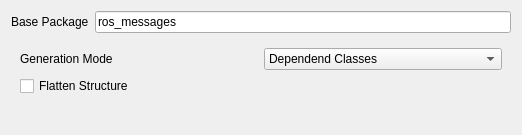
Qt form plugins/pytide_generator/resources/gui/settingsWidget.ui (ebosseck/RosbridgeMessageGenerator) before a commit.
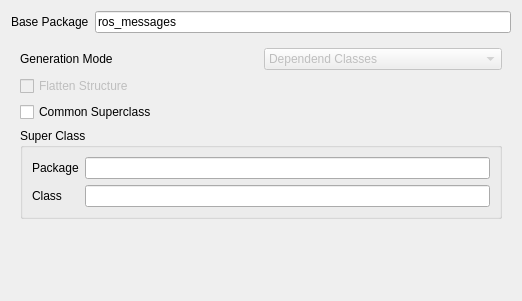
The same form after that commit.

Diff of the .ui file:
```diff
--- a/plugins/pytide_generator/resources/gui/settingsWidget.ui
+++ b/plugins/pytide_generator/resources/gui/settingsWidget.ui
@@ -7,7 +7,7 @@
     <x>0</x>
     <y>0</y>
     <width>522</width>
-    <height>135</height>
+    <height>301</height>
    </rect>
   </property>
   <property name="windowTitle">
@@ -24,7 +24,7 @@
    <item row="1" column="0" colspan="2">
     <widget class="QWidget" name="widget" native="true">
      <layout class="QGridLayout" name="gridLayout_2">
-      <item row="2" column="0">
+      <item row="4" column="0">
        <spacer name="verticalSpacer">
         <property name="orientation">
          <enum>Qt::Vertical</enum>
@@ -37,6 +37,23 @@
         </property>
        </spacer>
       </item>
+      <item row="0" column="1">
+       <widget class="QComboBox" name="generation_mode_combo">
+        <property name="enabled">
+         <bool>false</bool>
+        </property>
+        <item>
+         <property name="text">
+          <string>Dependend Classes</string>
+         </property>
+        </item>
+        <item>
+         <property name="text">
+          <string>Monolithic</string>
+         </property>
+        </item>
+       </widget>
+      </item>
       <item row="0" column="0">
        <widget class="QLabel" name="label_2">
         <property name="text">
@@ -46,23 +63,48 @@
       </item>
       <item row="1" column="0">
        <widget class="QCheckBox" name="flatten_structure_check">
+        <property name="enabled">
+         <bool>false</bool>
+        </property>
         <property name="text">
          <string>Flatten Structure</string>
         </property>
        </widget>
       </item>
-      <item row="0" column="1">
-       <widget class="QComboBox" name="generation_mode_combo">
-        <item>
-         <property name="text">
-          <string>Dependend Classes</string>
-         </property>
-        </item>
-        <item>
-         <property name="text">
-          <string>Monolithic</string>
-         </property>
-        </item>
+      <item row="3" column="0" colspan="2">
+       <widget class="QGroupBox" name="groupBox">
+        <property name="title">
+         <string>Super Class</string>
+        </property>
+        <layout class="QGridLayout" name="gridLayout_3">
+         <item row="0" column="1">
+          <widget class="QLineEdit" name="super_package_edit"/>
+         </item>
+         <item row="0" column="0">
+          <widget class="QLabel" name="label_3">
+           <property name="text">
+            <string>Package</string>
+           </property>
+          </widget>
+         </item>
+         <item row="1" column="0">
+          <widget class="QLabel" name="label_4">
+           <property name="text">
+            <string>Class</string>
+           </property>
+          </widget>
+         </item>
+         <item row="1" column="1">
+          <widget class="QLineEdit" name="super_class_edit"/>
+         </item>
+        </layout>
+       </widget>
+      </item>
+      <item row="2" column="0">
+       <widget class="QCheckBox" name="enable_superclass_check">
+        <property name="text">
+         <string>Common Superclass</string>
+        </property>
        </widget>
       </item>
      </layout>
```
